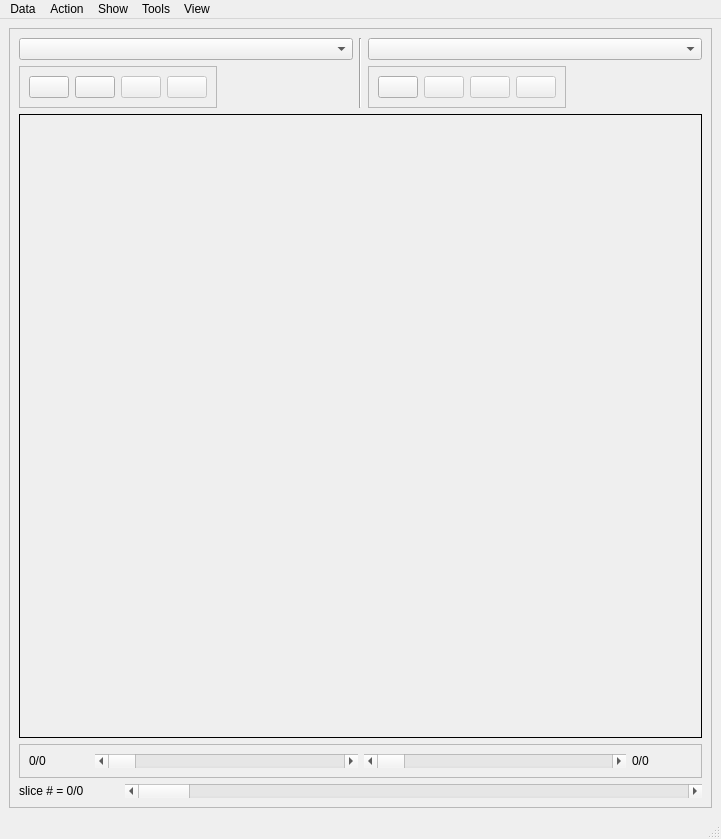
Before: the Qt Designer form lesioneditor/lession_editor_GUI_slim.ui in mazoku/lesion_editor, drawn with Qt 5.
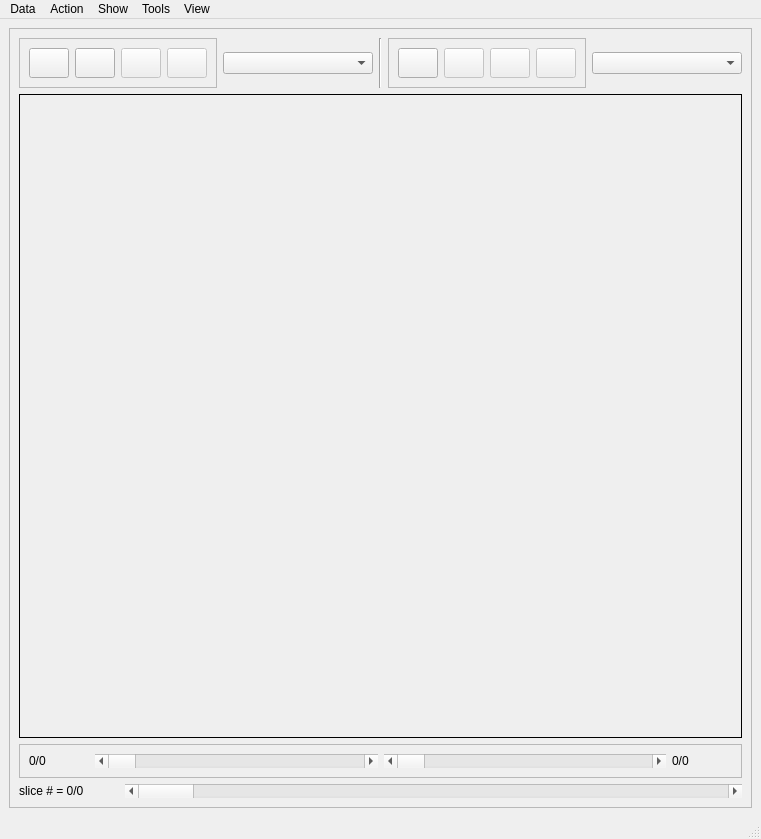
After: the same form once the commit is applied. Icons and pictures are not drawn.

Commit message: Uprava nacitani ikon - nyni se nacitaji v initu editoru a ne jen v ui fileu.

```diff
--- a/lesioneditor/lession_editor_GUI_slim.ui
+++ b/lesioneditor/lession_editor_GUI_slim.ui
@@ -52,17 +52,7 @@
         <item>
          <layout class="QHBoxLayout" name="horizontalLayout">
           <item>
-           <layout class="QVBoxLayout" name="verticalLayout_7">
-            <item>
-             <widget class="QComboBox" name="figure_L_CB">
-              <property name="sizePolicy">
-               <sizepolicy hsizetype="Expanding" vsizetype="Fixed">
-                <horstretch>0</horstretch>
-                <verstretch>0</verstretch>
-               </sizepolicy>
-              </property>
-             </widget>
-            </item>
+           <layout class="QHBoxLayout" name="horizontalLayout_2">
             <item>
              <widget class="QFrame" name="left_view_btns_F">
               <property name="sizePolicy">
@@ -74,7 +64,7 @@
               <property name="minimumSize">
                <size>
                 <width>0</width>
-                <height>20</height>
+                <height>50</height>
                </size>
               </property>
               <property name="frameShape">
@@ -87,7 +77,7 @@
                <item>
                 <widget class="QPushButton" name="view_L_BTN">
                  <property name="sizePolicy">
-                  <sizepolicy hsizetype="Fixed" vsizetype="Fixed">
+                  <sizepolicy hsizetype="Fixed" vsizetype="Preferred">
                    <horstretch>0</horstretch>
                    <verstretch>0</verstretch>
                   </sizepolicy>
@@ -95,7 +85,7 @@
                  <property name="minimumSize">
                   <size>
                    <width>40</width>
-                   <height>0</height>
+                   <height>30</height>
                   </size>
                  </property>
                  <property name="cursor">
@@ -130,7 +120,7 @@
                  <property name="minimumSize">
                   <size>
                    <width>40</width>
-                   <height>0</height>
+                   <height>30</height>
                   </size>
                  </property>
                  <property name="cursor">
@@ -168,7 +158,7 @@
                  <property name="minimumSize">
                   <size>
                    <width>40</width>
-                   <height>0</height>
+                   <height>30</height>
                   </size>
                  </property>
                  <property name="cursor">
@@ -206,7 +196,7 @@
                  <property name="minimumSize">
                   <size>
                    <width>40</width>
-                   <height>0</height>
+                   <height>30</height>
                   </size>
                  </property>
                  <property name="cursor">
@@ -233,6 +223,22 @@
               </layout>
              </widget>
             </item>
+            <item>
+             <widget class="QComboBox" name="figure_L_CB">
+              <property name="sizePolicy">
+               <sizepolicy hsizetype="Expanding" vsizetype="Fixed">
+                <horstretch>0</horstretch>
+                <verstretch>0</verstretch>
+               </sizepolicy>
+              </property>
+              <property name="minimumSize">
+               <size>
+                <width>150</width>
+                <height>0</height>
+               </size>
+              </property>
+             </widget>
+            </item>
            </layout>
           </item>
           <item>
@@ -243,17 +249,7 @@
            </widget>
           </item>
           <item>
-           <layout class="QVBoxLayout" name="verticalLayout_8">
-            <item>
-             <widget class="QComboBox" name="figure_R_CB">
-              <property name="sizePolicy">
-               <sizepolicy hsizetype="Expanding" vsizetype="Fixed">
-                <horstretch>0</horstretch>
-                <verstretch>0</verstretch>
-               </sizepolicy>
-              </property>
-             </widget>
-            </item>
+           <layout class="QHBoxLayout" name="horizontalLayout_4">
             <item>
              <widget class="QFrame" name="right_view_btns_F">
               <property name="sizePolicy">
@@ -286,7 +282,7 @@
                  <property name="minimumSize">
                   <size>
                    <width>40</width>
-                   <height>0</height>
+                   <height>30</height>
                   </size>
                  </property>
                  <property name="cursor">
@@ -324,7 +320,7 @@
                  <property name="minimumSize">
                   <size>
                    <width>40</width>
-                   <height>0</height>
+                   <height>30</height>
                   </size>
                  </property>
                  <property name="cursor">
@@ -362,7 +358,7 @@
                  <property name="minimumSize">
                   <size>
                    <width>40</width>
-                   <height>0</height>
+                   <height>30</height>
                   </size>
                  </property>
                  <property name="cursor">
@@ -400,7 +396,7 @@
                  <property name="minimumSize">
                   <size>
                    <width>40</width>
-                   <height>0</height>
+                   <height>30</height>
                   </size>
                  </property>
                  <property name="cursor">
@@ -427,6 +423,22 @@
               </layout>
              </widget>
             </item>
+            <item>
+             <widget class="QComboBox" name="figure_R_CB">
+              <property name="sizePolicy">
+               <sizepolicy hsizetype="Expanding" vsizetype="Fixed">
+                <horstretch>0</horstretch>
+                <verstretch>0</verstretch>
+               </sizepolicy>
+              </property>
+              <property name="minimumSize">
+               <size>
+                <width>150</width>
+                <height>0</height>
+               </size>
+              </property>
+             </widget>
+            </item>
            </layout>
           </item>
          </layout>
@@ -553,7 +565,7 @@
      <x>0</x>
      <y>0</y>
      <width>721</width>
-     <height>27</height>
+     <height>25</height>
     </rect>
    </property>
    <widget class="QMenu" name="menuSerie">
```
The commit also changes 4 other files.
